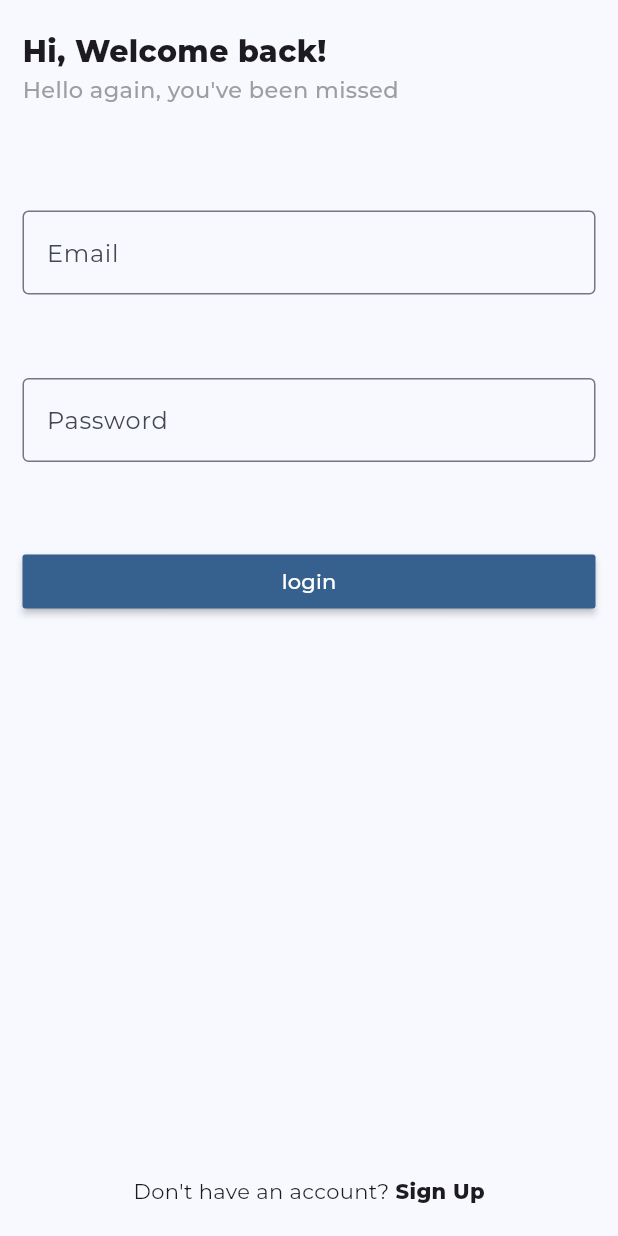
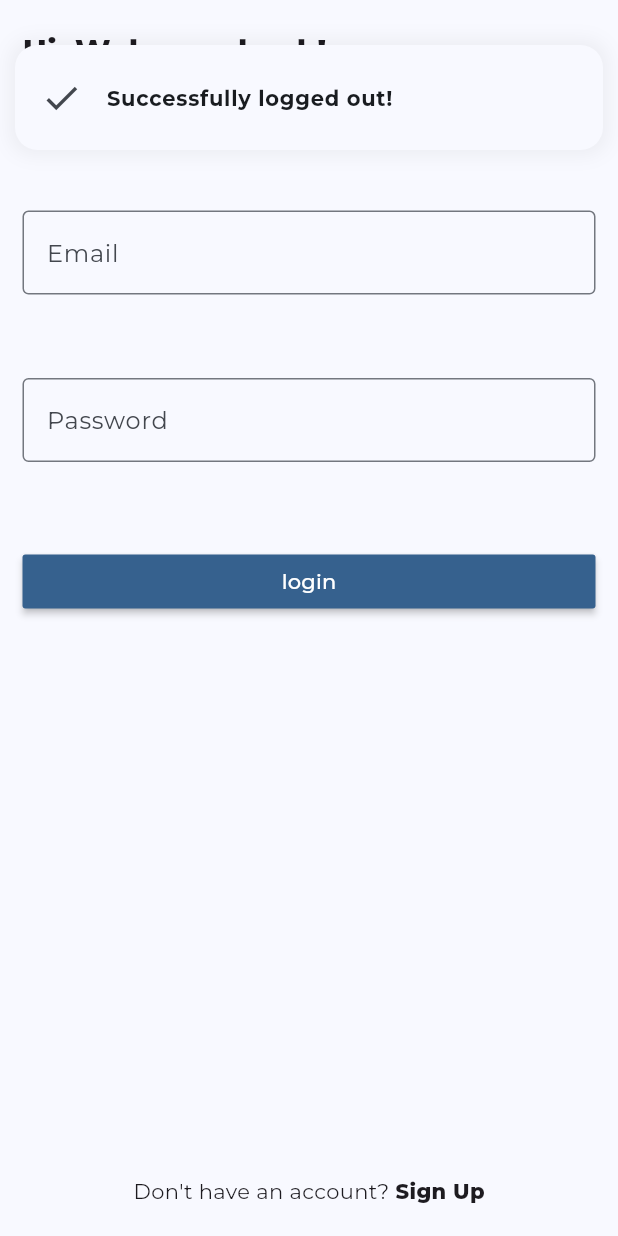
Before and after one commit to MihTC/chatapp, a Flutter app: the HomePage screen opened by its route, after a tap on the "logout" icon, on a phone screen of 412 x 824 dp. Run offline on Flutter 3.47's test engine with Material 3 defaults, Android fonts, the phone set to English and light mode, and no system bars; drawn by our look-alikes of delightful_toast; our stand-ins replace firebase_auth, firebase_core, get_it, google_fonts; accounts and stored records are empty.

Commit message:
create alert toast

```diff
--- a/lib/pages/home_page.dart
+++ b/lib/pages/home_page.dart
@@ -1,3 +1,4 @@
+import 'package:chatapp/services/alert_service.dart';
 import 'package:chatapp/services/auth_service.dart';
 import 'package:chatapp/services/navigation_service.dart';
 import 'package:flutter/material.dart';
@@ -15,12 +16,14 @@ class _HomePageState extends State<HomePage> {
 
   late AuthService _authService;
   late NavigationService _navigationService;
+  late AlertService _alertService;
 
   @override
   void initState() {
     super.initState();
     _authService = _getIt.get<AuthService>();
     _navigationService = _getIt.get<NavigationService>();
+    _alertService = _getIt.get<AlertService>();
   }
 
   @override
@@ -33,6 +36,8 @@ class _HomePageState extends State<HomePage> {
               onPressed: () async {
                 bool result = await _authService.logout();
                 if (result) {
+                  _alertService.showToast(
+                      text: "Successfully logged out!", icon: Icons.check);
                   _navigationService.pushReplacementNamed("/login");
                 }
               },
--- a/lib/pages/login_page.dart
+++ b/lib/pages/login_page.dart
@@ -1,4 +1,5 @@
 import 'package:chatapp/consts.dart';
+import 'package:chatapp/services/alert_service.dart';
 import 'package:chatapp/services/auth_service.dart';
 import 'package:chatapp/services/navigation_service.dart';
 import 'package:chatapp/widget/custom_form_field.dart';
@@ -19,6 +20,7 @@ class _LoginPageState extends State<LoginPage> {
 
   late AuthService _authService;
   late NavigationService _navigationService;
+  late AlertService _alertService;
 
   String? email, password;
 
@@ -27,6 +29,7 @@ class _LoginPageState extends State<LoginPage> {
     super.initState();
     _authService = _getIt.get<AuthService>();
     _navigationService = _getIt.get<NavigationService>();
+    _alertService = _getIt.get<AlertService>();
   }
 
   @override
@@ -116,7 +119,11 @@ class _LoginPageState extends State<LoginPage> {
             bool result = await _authService.login(email!, password!);
             if (result) {
               _navigationService.pushReplacementNamed("/home");
-            } else {}
+            } else {
+              _alertService.showToast(
+                  text: "Failed to login, Please try again!!",
+                  icon: Icons.error);
+            }
           }
         },
         color: Theme.of(context).colorScheme.primary,
--- /dev/null
+++ b/lib/services/alert_service.dart
@@ -0,0 +1,37 @@
+import 'package:chatapp/services/navigation_service.dart';
+import 'package:delightful_toast/delight_toast.dart';
+import 'package:delightful_toast/toast/components/toast_card.dart';
+import 'package:delightful_toast/toast/utils/enums.dart';
+import 'package:flutter/material.dart';
+import 'package:get_it/get_it.dart';
+import 'package:path/path.dart';
+
+class AlertService {
+  final GetIt _getIt = GetIt.instance;
+
+  late NavigationService _navigationService;
+
+  AlertService() {
+    _navigationService = _getIt.get<NavigationService>();
+  }
+
+  void showToast({required String text, IconData icon = Icons.info}) {
+    try {
+      DelightToastBar(
+          autoDismiss: true,
+          position: DelightSnackbarPosition.top,
+          builder: (context) {
+            return ToastCard(
+                leading: Icon(
+                  icon,
+                  size: 28,
+                ),
+                title: Text(text,
+                    style: const TextStyle(
+                        fontWeight: FontWeight.w700, fontSize: 14)));
+          }).show(_navigationService.navigatorKey!.currentContext!);
+    } catch (e) {
+      print(e);
+    }
+  }
+}
--- a/lib/utils.dart
+++ b/lib/utils.dart
@@ -1,4 +1,5 @@
 import 'package:chatapp/firebase_options.dart';
+import 'package:chatapp/services/alert_service.dart';
 import 'package:chatapp/services/auth_service.dart';
 import 'package:chatapp/services/navigation_service.dart';
 import 'package:firebase_core/firebase_core.dart';
@@ -13,4 +14,6 @@ Future<void> registerServices() async {
   getIt.registerSingleton<AuthService>(AuthService());
 
   getIt.registerSingleton<NavigationService>(NavigationService());
+
+  getIt.registerSingleton<AlertService>(AlertService());
 }
```
